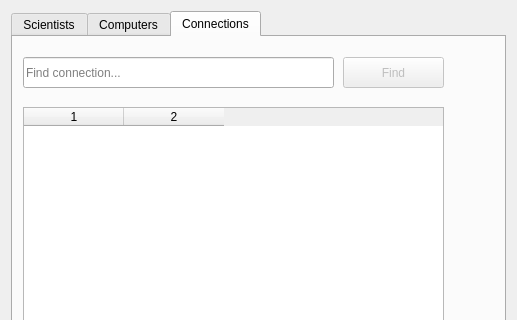
Old version of the form VLNvika3/listoptions.ui in the repository Gylfian/VLN-vika-3; both pictures show x 0 to 517 and y 0 to 320 of the 517 by 642 pixel window.
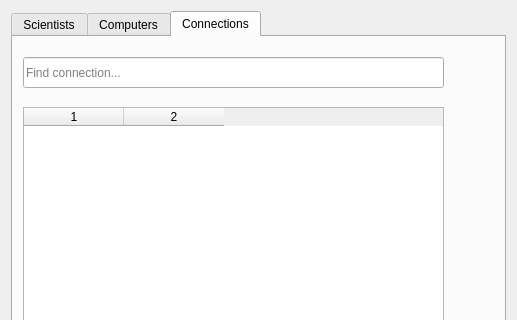
New version of the form. The open tabs and pages were chosen to show the change.

```diff
--- a/VLNvika3/listoptions.ui
+++ b/VLNvika3/listoptions.ui
@@ -401,7 +401,7 @@
         <rect>
          <x>10</x>
          <y>20</y>
-         <width>311</width>
+         <width>421</width>
          <height>31</height>
         </rect>
        </property>
@@ -412,22 +412,6 @@
         <bool>true</bool>
        </property>
       </widget>
-      <widget class="QPushButton" name="findConnButton">
-       <property name="enabled">
-        <bool>false</bool>
-       </property>
-       <property name="geometry">
-        <rect>
-         <x>330</x>
-         <y>20</y>
-         <width>101</width>
-         <height>31</height>
-        </rect>
-       </property>
-       <property name="text">
-        <string>Find</string>
-       </property>
-      </widget>
      </widget>
     </widget>
    </item>
```
Left out of the diff: 38 changed lines with no effect on the pictures.
